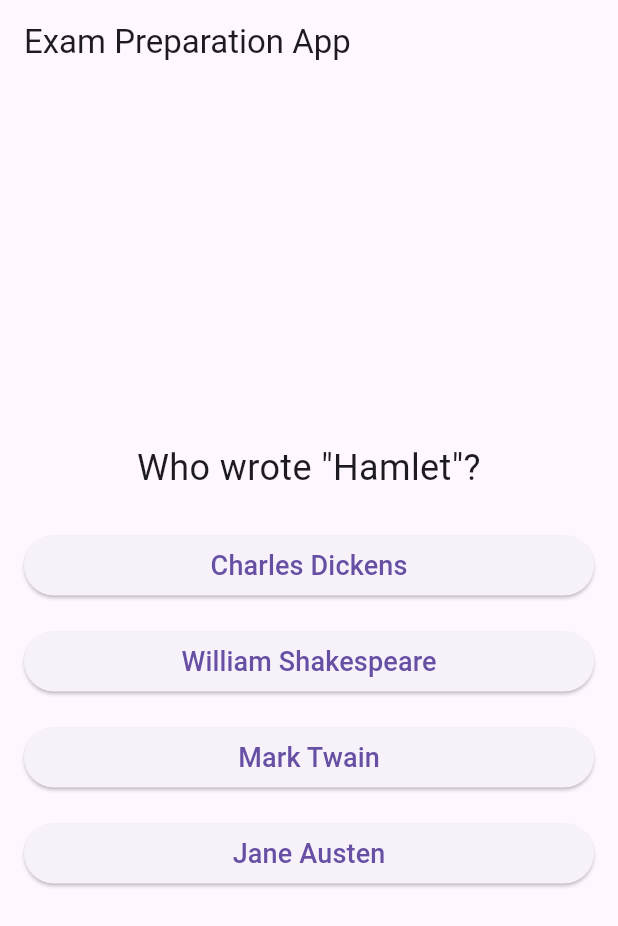
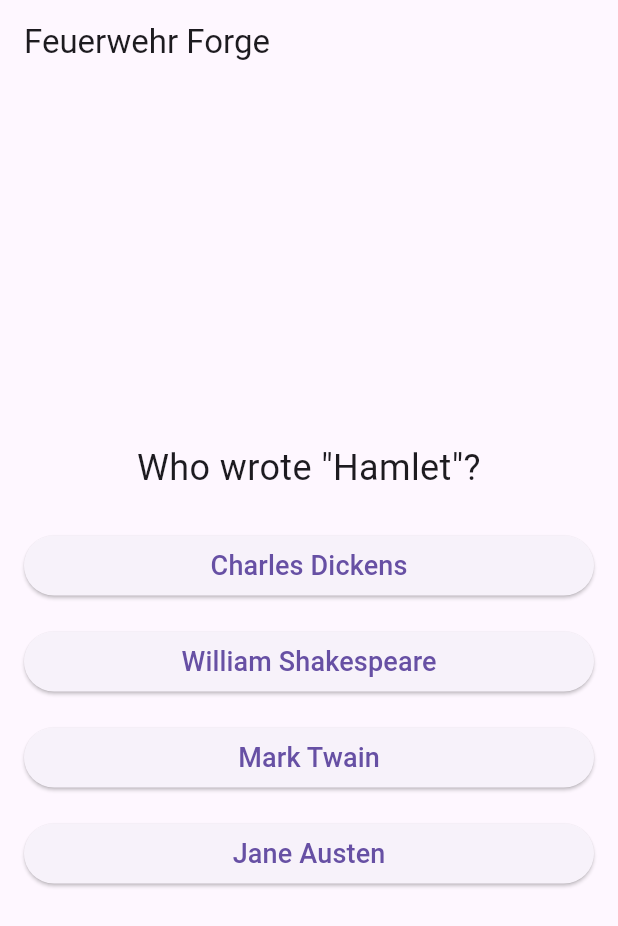
Before and after one commit to Zachfo/feuerwehr_forge, a Flutter app: the screen it shows after launch, after a tap on "Paris", on a phone screen of 412 x 824 dp. Shown: the top 926 px of the screen. Run offline on Flutter 3.47's test engine with Material 3 defaults, Android fonts, the phone set to English and light mode, and no system bars.

Commit message:
Fixed code with -dart fix-

```diff
--- a/lib/main.dart
+++ b/lib/main.dart
@@ -2,10 +2,12 @@ import 'package:flutter/material.dart';
 import 'screens/quiz_screen.dart';
 
 void main() {
-  runApp(MyApp());
+  runApp(const MyApp());
 }
 
 class MyApp extends StatelessWidget {
+  const MyApp({super.key});
+
   @override
   Widget build(BuildContext context) {
     return MaterialApp(
@@ -13,7 +15,7 @@ class MyApp extends StatelessWidget {
       theme: ThemeData(
         primarySwatch: Colors.blue,
       ),
-      home: QuizScreen(),
+      home: const QuizScreen(),
     );
   }
 }
--- a/lib/screens/quiz_screen.dart
+++ b/lib/screens/quiz_screen.dart
@@ -2,6 +2,8 @@ import 'package:flutter/material.dart';
 import '../data/sample_data.dart';
 
 class QuizScreen extends StatefulWidget {
+  const QuizScreen({super.key});
+
   @override
   _QuizScreenState createState() => _QuizScreenState();
 }
@@ -24,7 +26,7 @@ class _QuizScreenState extends State<QuizScreen> {
   Widget build(BuildContext context) {
     return Scaffold(
       appBar: AppBar(
-        title: Text('Exam Preparation App'),
+        title: const Text('Feuerwehr Forge'),
       ),
       body: _currentQuestionIndex < sampleQuestions.length
           ? Column(
@@ -35,7 +37,7 @@ class _QuizScreenState extends State<QuizScreen> {
             padding: const EdgeInsets.all(16.0),
             child: Text(
               sampleQuestions[_currentQuestionIndex].questionText,
-              style: TextStyle(fontSize: 24.0),
+              style: const TextStyle(fontSize: 24.0),
               textAlign: TextAlign.center,
             ),
           ),
@@ -46,7 +48,7 @@ class _QuizScreenState extends State<QuizScreen> {
               padding: const EdgeInsets.symmetric(horizontal: 16.0, vertical: 8.0),
               child: ElevatedButton(
                 onPressed: () => _answerQuestion(index),
-                child: Text(option, style: TextStyle(fontSize: 18.0)),
+                child: Text(option, style: const TextStyle(fontSize: 18.0)),
               ),
             );
           }),
@@ -55,7 +57,7 @@ class _QuizScreenState extends State<QuizScreen> {
           : Center(
         child: Text(
           'Your score is $_score/${sampleQuestions.length}',
-          style: TextStyle(fontSize: 24.0),
+          style: const TextStyle(fontSize: 24.0),
           textAlign: TextAlign.center,
         ),
       ),
```
